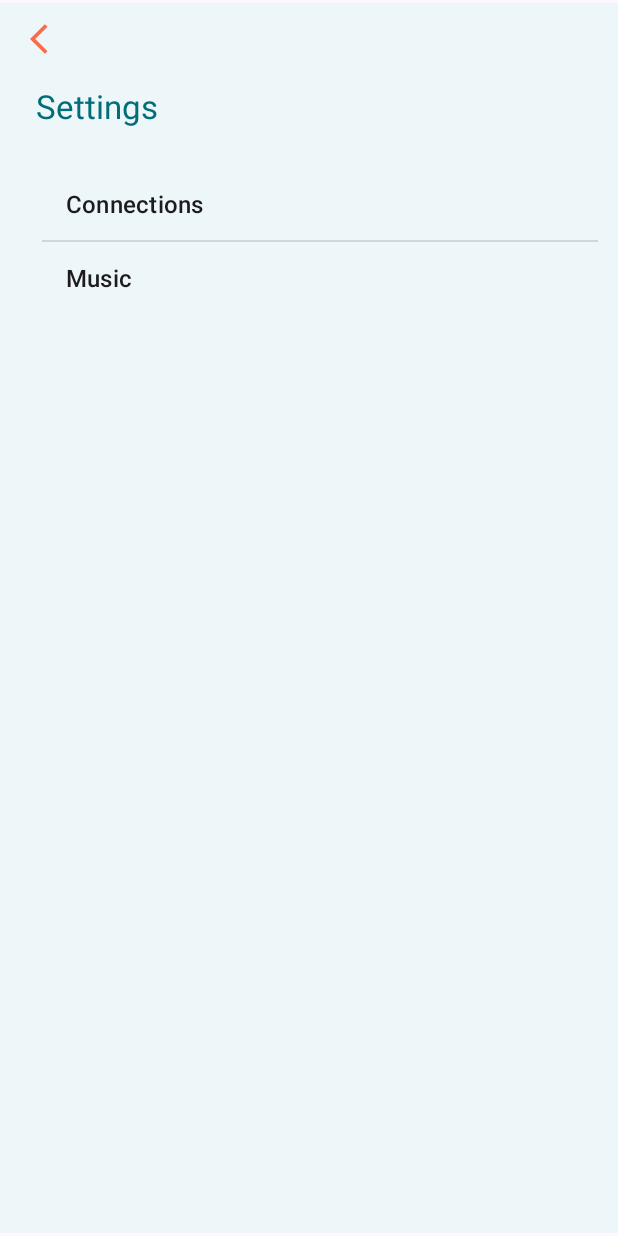
After one commit to minesamaro/MuseCMEB, an Android app: the SettingsMenu screen opened directly, with no data from a screen before it, on a phone screen of 412 x 824 dp. The commit adds this screen. Run offline under Robolectric (Android 15) with nearby library versions, the phone set to English and light mode, and no system bars.

Commit message:
Added the settings menu (still missing music options)

```diff
--- a/App/app/build.gradle.kts
+++ b/App/app/build.gradle.kts
@@ -40,5 +40,5 @@ dependencies {
     implementation("com.google.android.material:material:1.9.0")
     implementation("androidx.constraintlayout:constraintlayout:2.1.4")
     implementation ("com.github.PhilJay:MPAndroidChart:v3.1.0")
-    implementation(files("C:/Users/HP/Downloads/libmuse_android_7.1.1.1/libmuse_android_7.1.1/libs/libmuse_android.jar"))
+    implementation(files("C:\\Users\\pc\\Documents\\Francisco\\Mestrado\\1o ano\\CM\\MuseCMEB\\App\\app\\src\\main\\libmuse\\libmuse_android.jar"))
 }
--- a/App/app/src/main/java/org/mines/cmeb/musecmeb/MenuFragment.java
+++ b/App/app/src/main/java/org/mines/cmeb/musecmeb/MenuFragment.java
@@ -76,7 +76,7 @@ public class MenuFragment extends Fragment {
 
         ImageButton connectBt = view.findViewById(R.id.imageButton2);
         connectBt.setOnClickListener(view1 -> {
-            Intent intent = new Intent(getActivity(), LibTest.class);
+            Intent intent = new Intent(getActivity(), SettingsMenu.class); // changed
             startActivity(intent);
         });
 
--- /dev/null
+++ b/App/app/src/main/java/org/mines/cmeb/musecmeb/SettingsMenu.java
@@ -0,0 +1,52 @@
+package org.mines.cmeb.musecmeb;
+
+import android.app.ListActivity;
+import android.content.Intent;
+import android.os.Bundle;
+import android.view.View;
+import android.widget.ArrayAdapter;
+import android.widget.ImageButton;
+import android.widget.ListView;
+
+public class SettingsMenu extends ListActivity {
+
+    private ImageButton backButton;  // Back button above the settings list
+
+    @Override
+    protected void onCreate(Bundle savedInstanceState) {
+        super.onCreate(savedInstanceState);
+        setContentView(R.layout.settings);
+
+        // Back button settings
+        backButton = findViewById(R.id.backButton);
+        backButton.setOnClickListener(view -> onBackPressed());
+
+        // Define options
+        String[] options = {"Connections", "Music"};
+
+        // Set up the ArrayAdapter with the built-in layout (simple_list_item_1)
+        ArrayAdapter<String> adapter = new ArrayAdapter<>(this, android.R.layout.simple_list_item_1, options);
+        setListAdapter(adapter);
+
+        // Set up item click listener
+        ListView listView = getListView();
+        listView.setOnItemClickListener((parent, view, position, id) -> {
+            // Handle item click
+            String selectedOption = options[position];
+
+            // You can use the selectedOption value to perform specific actions based on the user's choice
+            // For example, you can start a new activity for each option
+
+            // Example: Start a new activity based on the selected option
+            if ("Connections".equals(selectedOption)) {
+                // Start the ConnectionsActivity
+                Intent connectionsIntent = new Intent(SettingsMenu.this, LibTest.class);
+                startActivity(connectionsIntent);
+            } else if ("Music".equals(selectedOption)) {
+                // Start the MusicActivity
+                Intent musicIntent = new Intent(SettingsMenu.this, MusicOptions.class);
+                startActivity(musicIntent);
+            }
+        });
+    }
+}
--- /dev/null
+++ b/App/app/src/main/res/layout/settings.xml
@@ -0,0 +1,67 @@
+<?xml version="1.0" encoding="utf-8"?>
+<FrameLayout xmlns:android="http://schemas.android.com/apk/res/android"
+    xmlns:app="http://schemas.android.com/apk/res-auto"
+    xmlns:tools="http://schemas.android.com/tools"
+    android:layout_width="match_parent"
+    android:layout_height="match_parent"
+    android:paddingVertical="2dp"
+    android:paddingTop="10dp"
+    tools:context=".SettingsMenu">
+
+
+    <LinearLayout
+        android:id="@+id/linearLayout"
+        android:layout_width="fill_parent"
+        android:layout_height="fill_parent"
+        android:background="@color/our_lighter_blue"
+        android:orientation="vertical"
+        android:paddingLeft="8dp"
+        android:paddingRight="8dp">
+
+        <ImageButton
+            android:id="@+id/backButton"
+            android:layout_width="48dp"
+            android:layout_height="48dp"
+            android:layout_gravity="start"
+            android:background="?attr/selectableItemBackgroundBorderless"
+            android:contentDescription="Back button in the settings layout"
+            android:src="@drawable/ic_arrow_back" />
+
+        <androidx.appcompat.widget.Toolbar
+            android:id="@+id/toolbar"
+            android:layout_width="match_parent"
+            android:layout_height="42dp"
+            android:layout_weight="0"
+            android:background="@android:color/transparent"
+            android:elevation="4dp"
+            android:minHeight="?attr/actionBarSize"
+            android:paddingTop="0dp"
+            android:theme="@style/ThemeOverlay.AppCompat.ActionBar"
+            app:popupTheme="@style/ThemeOverlay.AppCompat.Light"
+            app:title="@string/settings"
+            app:titleMargin="5dp"
+            app:titleTextColor="@color/our_dark_blue">
+
+        </androidx.appcompat.widget.Toolbar>
+
+        <ListView
+            android:id="@android:id/list"
+            android:layout_width="match_parent"
+            android:layout_height="wrap_content"
+
+            android:layout_marginTop="10dp"
+            android:layout_marginBottom="20dp"
+
+
+            android:drawSelectorOnTop="false"
+
+            android:paddingHorizontal="5dp"
+            android:paddingVertical="10dp"
+            android:paddingStart="20dp">
+
+        </ListView>
+
+    </LinearLayout>
+
+
+</FrameLayout>
--- a/App/app/src/main/res/values/strings.xml
+++ b/App/app/src/main/res/values/strings.xml
@@ -23,4 +23,5 @@
     <string name="permission_dialog_title">Muse Needs Your Permission</string>
     <string name="permission_dialog_description">Muse needs a few permissions to work properly. On the next screens, tap "Allow" to proceed. If you deny, Muse will not work properly until you go into your Android settings and allow.</string>
     <string name="permission_dialog_understand">I Understand</string>
+    <string name="settings">Settings</string>
 </resources>
```
Also changed, not shown: App/app/src/main/AndroidManifest.xml (+7 -2 lines), App/app/src/main/java/org/mines/cmeb/musecmeb/MusicOptions.java (added, +20 -0 lines), App/app/src/main/res/layout/music_options.xml (added, +14 -0 lines).
